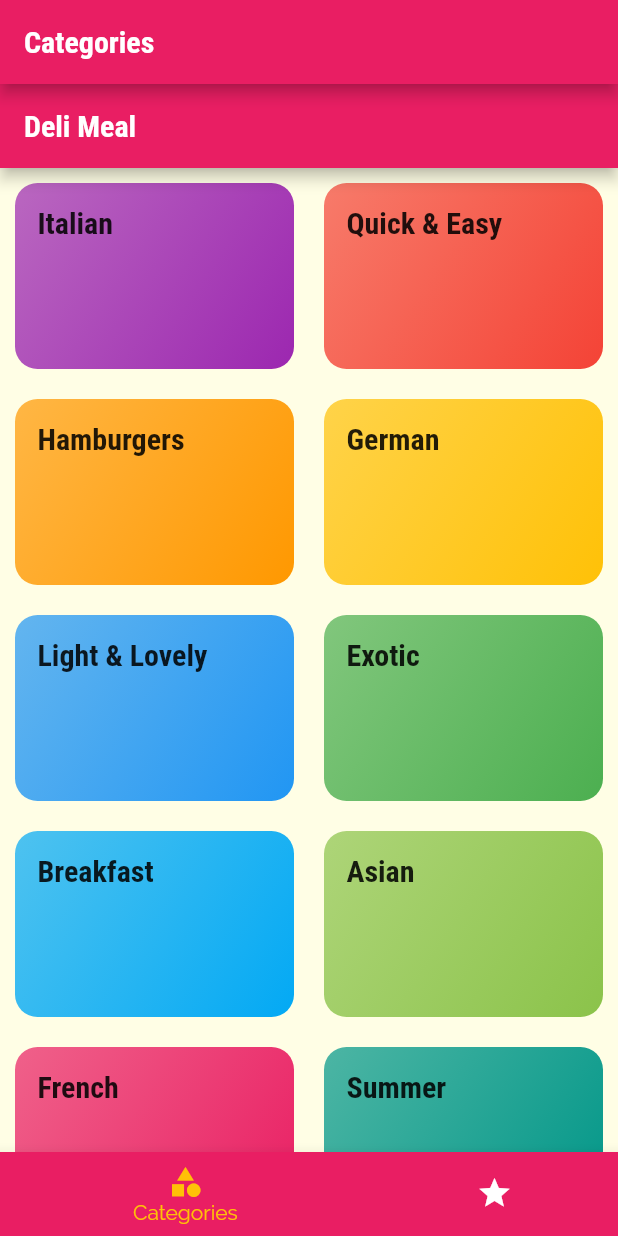
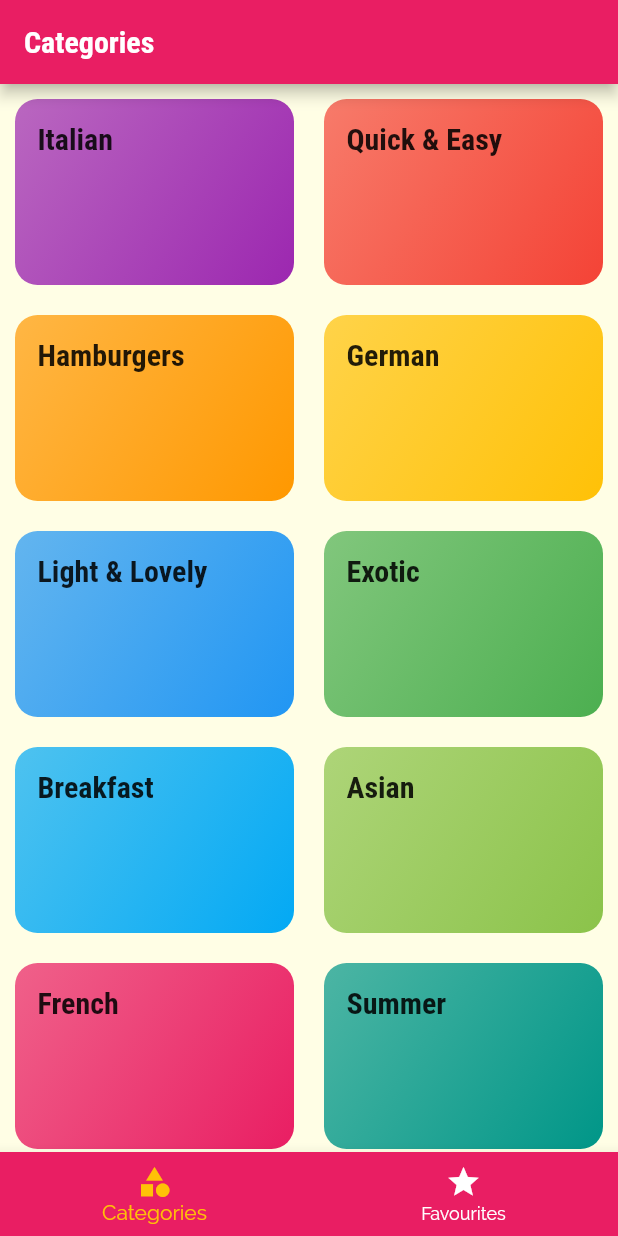
Before and after one commit to YogeshRajgure/Meals-App, a Flutter app: the screen it shows after launch, on a phone screen of 412 x 824 dp. Run offline on Flutter 3.47's test engine with Material 2 defaults, Android fonts, the phone set to English and light mode, and no system bars.

Commit message:
removed  extra appbar from categories page

```diff
--- a/lib/screens/categories_screen.dart
+++ b/lib/screens/categories_screen.dart
@@ -11,9 +11,7 @@ class CategoriesScreen extends StatelessWidget {
 
   @override
   Widget build(BuildContext context) {
-    return Scaffold(
-      appBar: AppBar(title: Text('Deli Meal')),
-      body: GridView(
+    return GridView(
       gridDelegate: const SliverGridDelegateWithMaxCrossAxisExtent(
         maxCrossAxisExtent: 200,
         childAspectRatio: 3 / 2,
@@ -28,7 +26,6 @@ class CategoriesScreen extends StatelessWidget {
                 catData.color,
               ))
           .toList(),
-      ),
     );
   }
 }
--- a/lib/screens/tab_screen.dart
+++ b/lib/screens/tab_screen.dart
@@ -30,6 +30,10 @@ class _TabScreenState extends State<TabScreen> {
       appBar: AppBar(
         title: Text(_pages[_selectedPageIndex]['title'] as String),
       ),
+      // drawer: Drawer(
+      //   backgroundColor: Theme.of(context).primaryColorDark,
+      //   child: Text('drawer'),
+      // ),
       body: _pages[_selectedPageIndex]['page'] as Widget,
       bottomNavigationBar: BottomNavigationBar(
         onTap: _selectPage,
@@ -37,7 +41,7 @@ class _TabScreenState extends State<TabScreen> {
         unselectedItemColor: Colors.white,
         selectedItemColor: Theme.of(context).accentColor,
         currentIndex: _selectedPageIndex,
-        type: BottomNavigationBarType.shifting,
+        // type: BottomNavigationBarType.shifting,
         items: [
           BottomNavigationBarItem(
             backgroundColor: Theme.of(context).primaryColor,
```
Lines whose indentation alone changed are shown as unchanged.
